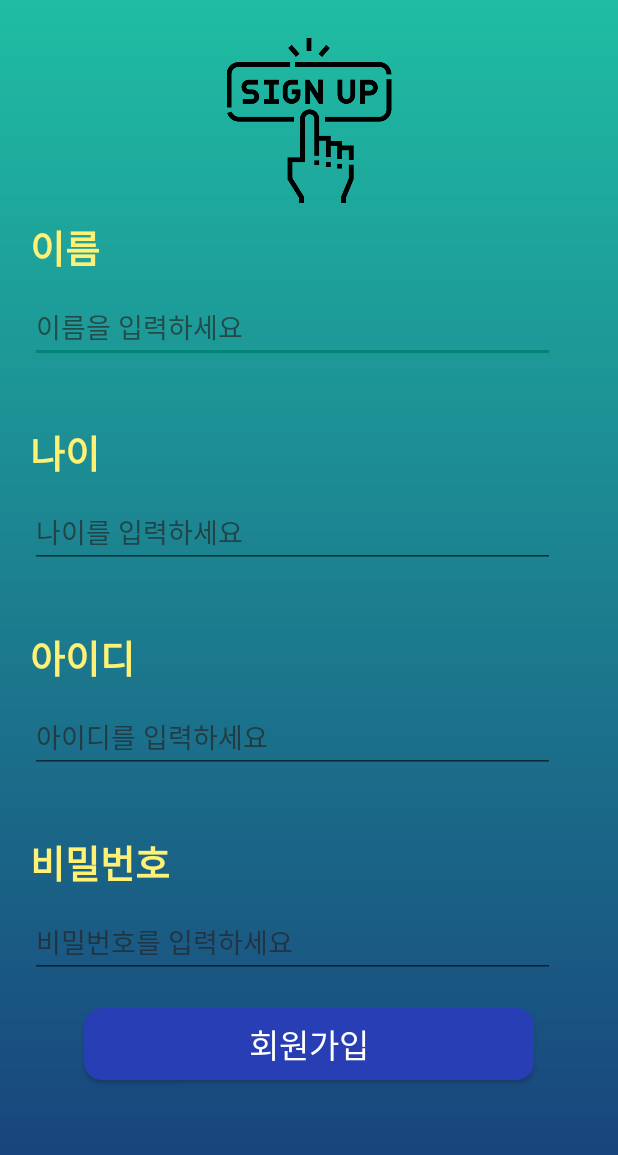
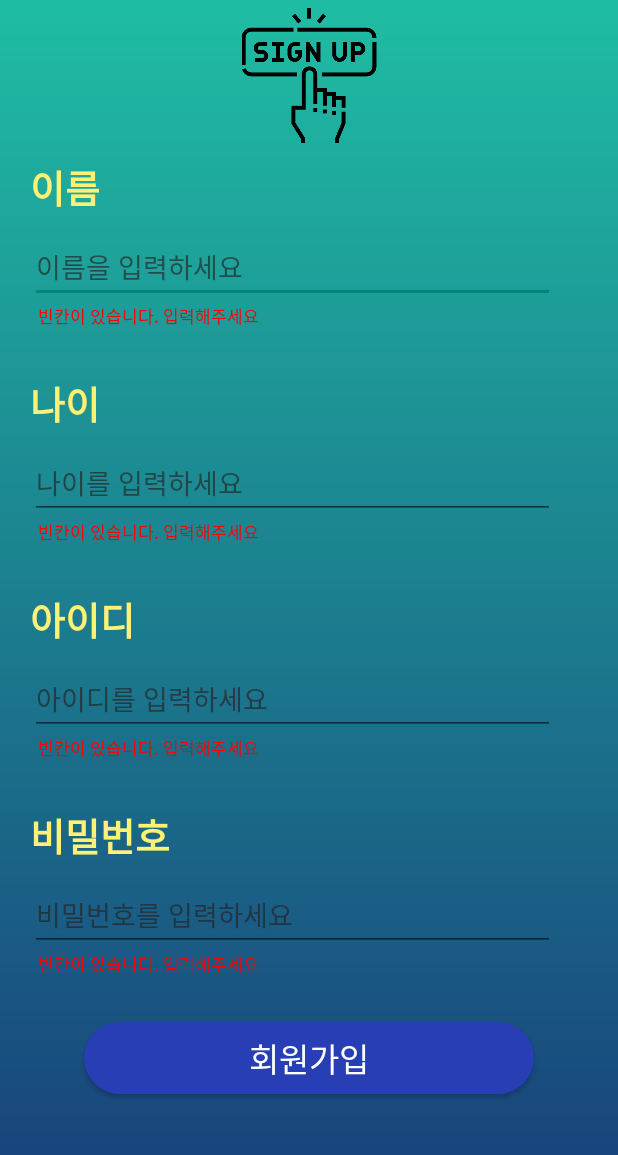
Before and after one commit to CodeNewbieee/camp4week-introduce, an Android app: the SignUpActivity screen opened directly, with no data from a screen before it, on a phone screen of 412 x 824 dp. Shown: the top 1155 px of the screen. Run offline under Robolectric (Android 15) with nearby library versions, the phone set to English and light mode, and no system bars.

Commit message:
수정3: 회원가입 작성칸 아래 빨간경고표시, 실시간 입력 확인후 표시 숨김

```diff
--- a/app/src/main/java/com/example/introducemyself/SignUpActivity.kt
+++ b/app/src/main/java/com/example/introducemyself/SignUpActivity.kt
@@ -4,11 +4,21 @@ import android.content.Intent
 import androidx.appcompat.app.AppCompatActivity
 import androidx.activity.result.contract.ActivityResultContracts
 import android.os.Bundle
+import android.view.View
 import android.widget.Button
 import android.widget.EditText
+import android.widget.TextView
 import android.widget.Toast
+import androidx.core.view.isVisible
+import androidx.core.widget.doAfterTextChanged
 
 class SignUpActivity : AppCompatActivity() {
+    // 초기화 지연 ,
+    val tv_blank1 : TextView by lazy { findViewById(R.id.tv_blank1) }
+    val tv_blank2 : TextView by lazy { findViewById(R.id.tv_blank2) }
+    val tv_blank3 : TextView by lazy { findViewById(R.id.tv_blank3) }
+    val tv_blank4 : TextView by lazy { findViewById(R.id.tv_blank4) }
+
     override fun onCreate(savedInstanceState: Bundle?) {
         super.onCreate(savedInstanceState)
         setContentView(R.layout.activity_sign_up)
@@ -46,5 +56,24 @@ class SignUpActivity : AppCompatActivity() {
 
         }
 
+        // 빨간 경고 글씨 실시간 빈칸여부 체크 후 보여지기
+        nametext.doAfterTextChanged {
+            tv_blank1.isVisible = nametext.text.isEmpty()  // isvisible을 통해서 true, false 확인 true라면 tv_black1의 텍스트가 보이고, false면 안보임
+        }
+        // 아래 if문을 통해서도 가능하지만 위 구문 처럼 한줄로도 가능
+        agetext.doAfterTextChanged {
+            if(agetext.text.isNotEmpty()) {
+                tv_blank2.visibility = View.INVISIBLE
+            } else if(agetext.text.isEmpty()) {
+                tv_blank2.visibility = View.VISIBLE
+            }
+        }
+        idtext.doAfterTextChanged {
+            tv_blank3.isVisible = idtext.text.isEmpty()
+        }
+        passtext.doAfterTextChanged {
+            tv_blank4.isVisible = passtext.text.isEmpty()
+        }
+
     }
 }
--- a/app/src/main/res/drawable/button_bg.xml
+++ b/app/src/main/res/drawable/button_bg.xml
@@ -5,6 +5,6 @@
         android:color="#283EB5"/>
 
     <corners
-        android:radius="12dp"/>
+        android:radius="35dp"/>
 
 </shape>
--- a/app/src/main/res/layout/activity_sign_up.xml
+++ b/app/src/main/res/layout/activity_sign_up.xml
@@ -10,100 +10,137 @@
 
     <ImageView
         android:layout_width="wrap_content"
-        android:layout_height="110dp"
-        android:src="@drawable/signup"
-        android:layout_marginTop="25dp"/>
+        android:layout_height="90dp"
+        android:layout_marginTop="5dp"
+        android:src="@drawable/signup" />
 
     <TextView
         android:layout_width="wrap_content"
         android:layout_height="wrap_content"
-        android:textSize="25sp"
+        android:layout_marginLeft="20dp"
+        android:layout_marginTop="10dp"
         android:text="이름"
         android:textColor="#FFF176"
-        android:textStyle="bold"
-        android:layout_marginTop="10dp"
-        android:layout_marginLeft="20dp"/>
+        android:textSize="25sp"
+        android:textStyle="bold" />
 
     <EditText
         android:id="@+id/sign_nametext"
         android:layout_width="350dp"
         android:layout_height="wrap_content"
+        android:layout_marginLeft="20dp"
+        android:layout_marginTop="10dp"
         android:hint="이름을 입력하세요"
-        android:textColorHint="#A6272020"
-        android:layout_marginTop="10dp"
-        android:layout_marginLeft="20dp"
-        android:inputType="text|textAutoComplete"/>
+        android:inputType="text|textAutoComplete"
+        android:textColorHint="#A6272020" />
+
+    <TextView
+        android:id="@+id/tv_blank1"
+        android:layout_width="wrap_content"
+        android:layout_height="wrap_content"
+        android:layout_marginLeft="25dp"
+        android:text="빈칸이 있습니다. 입력해주세요"
+        android:textColor="@color/red"
+        android:textSize="11sp"
+        android:visibility="visible"/>
 
     <TextView
         android:layout_width="wrap_content"
         android:layout_height="wrap_content"
-        android:textSize="25sp"
+        android:layout_marginLeft="20dp"
+        android:layout_marginTop="30dp"
         android:text="나이"
         android:textColor="#FFF176"
-        android:textStyle="bold"
-        android:layout_marginTop="40dp"
-        android:layout_marginLeft="20dp"/>
+        android:textSize="25sp"
+        android:textStyle="bold" />
 
     <EditText
         android:id="@+id/sign_agetext"
         android:layout_width="350dp"
         android:layout_height="wrap_content"
+        android:layout_marginLeft="20dp"
+        android:layout_marginTop="10dp"
         android:hint="나이를 입력하세요"
-        android:textColorHint="#A6272020"
-        android:layout_marginTop="10dp"
-        android:layout_marginLeft="20dp"
-        android:inputType="number"/>
+        android:inputType="number"
+        android:textColorHint="#A6272020" />
+
+    <TextView
+        android:id="@+id/tv_blank2"
+        android:layout_width="wrap_content"
+        android:layout_height="wrap_content"
+        android:layout_marginLeft="25dp"
+        android:text="빈칸이 있습니다. 입력해주세요"
+        android:textColor="@color/red"
+        android:textSize="11sp"/>
 
     <TextView
         android:layout_width="wrap_content"
         android:layout_height="wrap_content"
-        android:textSize="25sp"
+        android:layout_marginLeft="20dp"
+        android:layout_marginTop="30dp"
         android:text="아이디"
         android:textColor="#FFF176"
-        android:textStyle="bold"
-        android:layout_marginTop="40dp"
-        android:layout_marginLeft="20dp"/>
+        android:textSize="25sp"
+        android:textStyle="bold" />
 
     <EditText
         android:id="@+id/sign_idtext"
         android:layout_width="350dp"
         android:layout_height="wrap_content"
+        android:layout_marginLeft="20dp"
+        android:layout_marginTop="10dp"
         android:hint="아이디를 입력하세요"
-        android:textColorHint="#A6272020"
-        android:layout_marginTop="10dp"
-        android:layout_marginLeft="20dp"
-        android:inputType="textAutoComplete|text"/>
+        android:inputType="textAutoComplete|text"
+        android:textColorHint="#A6272020" />
+
+    <TextView
+        android:id="@+id/tv_blank3"
+        android:layout_width="wrap_content"
+        android:layout_height="wrap_content"
+        android:layout_marginLeft="25dp"
+        android:text="빈칸이 있습니다. 입력해주세요"
+        android:textColor="@color/red"
+        android:textSize="11sp" />
 
     <TextView
         android:layout_width="wrap_content"
         android:layout_height="wrap_content"
-        android:textSize="25sp"
+        android:layout_marginLeft="20dp"
+        android:layout_marginTop="30dp"
         android:text="비밀번호"
         android:textColor="#FFF176"
-        android:textStyle="bold"
-        android:layout_marginTop="40dp"
-        android:layout_marginLeft="20dp"/>
+        android:textSize="25sp"
+        android:textStyle="bold" />
 
     <EditText
         android:id="@+id/sign_passtext"
         android:layout_width="350dp"
         android:layout_height="wrap_content"
+        android:layout_marginLeft="20dp"
+        android:layout_marginTop="10dp"
         android:hint="비밀번호를 입력하세요"
-        android:textColorHint="#A6272020"
-        android:layout_marginTop="10dp"
-        android:layout_marginLeft="20dp"
-        android:inputType="textPassword"/>
+        android:inputType="textPassword"
+        android:textColorHint="#A6272020" />
+
+    <TextView
+        android:id="@+id/tv_blank4"
+        android:layout_width="wrap_content"
+        android:layout_height="wrap_content"
+        android:layout_marginLeft="25dp"
+        android:text="빈칸이 있습니다. 입력해주세요"
+        android:textColor="@color/red"
+        android:textSize="11sp"/>
 
     <Button
         android:id="@+id/btn_signup"
         android:layout_width="300dp"
         android:layout_height="wrap_content"
+        android:layout_gravity="center"
+        android:layout_marginTop="30dp"
         android:background="@drawable/button_bg"
-        android:layout_marginTop="20dp"
-        android:layout_gravity="center"
         android:text="회원가입"
         android:textColor="@color/white"
-        android:textSize="22dp"/>
+        android:textSize="22dp" />
 
 
 </LinearLayout>
--- a/app/src/main/res/values/colors.xml
+++ b/app/src/main/res/values/colors.xml
@@ -2,4 +2,5 @@
 <resources>
     <color name="black">#FF000000</color>
     <color name="white">#FFFFFFFF</color>
+    <color name="red">#F80404</color>
 </resources>
```
